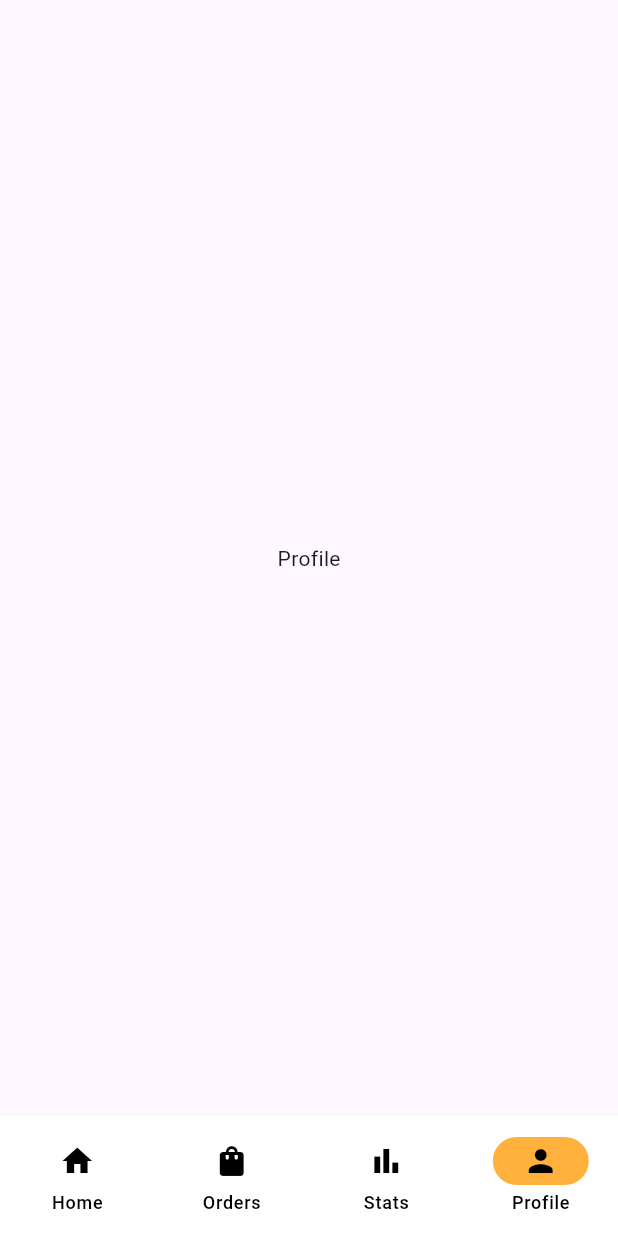
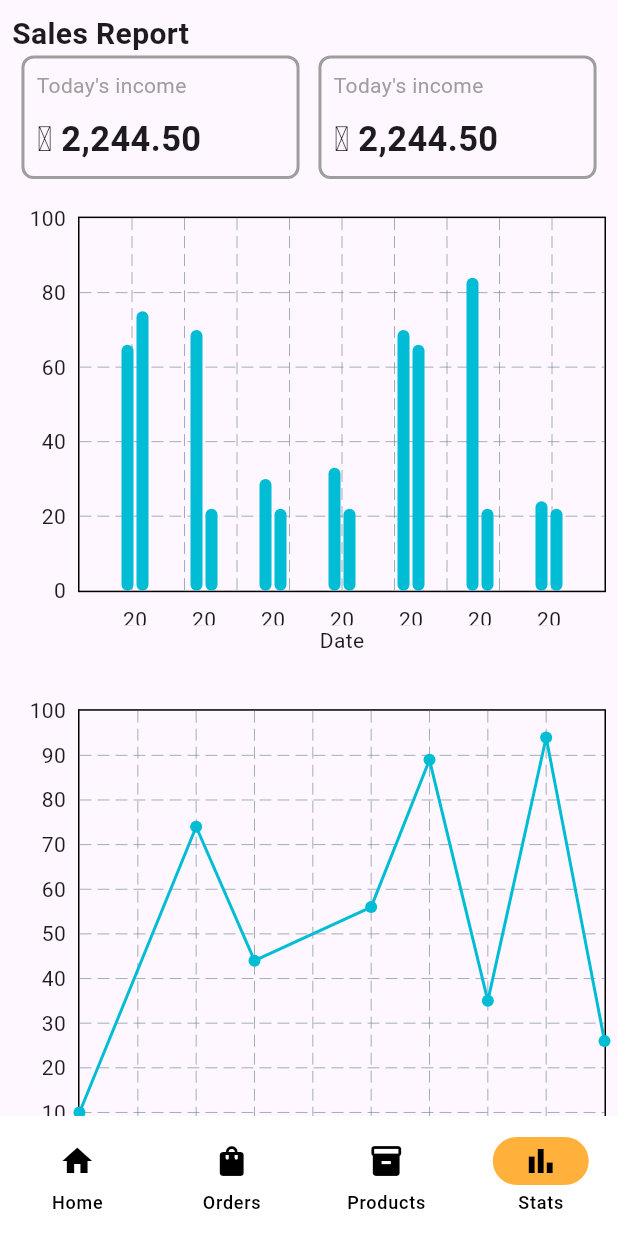
Before and after one commit to rans-rans/ai_store_admin, a Flutter app: the screen it shows after launch, item 4 of the bottom bar chosen, on a phone screen of 412 x 824 dp. Run offline on Flutter 3.47's test engine with Material 3 defaults, Android fonts, the phone set to English and light mode, and no system bars; drawn by our look-alikes of fl_chart.

Commit message:
added statistics ui

```diff
--- a/lib/src/view/pages/home_controller_page.dart
+++ b/lib/src/view/pages/home_controller_page.dart
@@ -2,6 +2,7 @@ import 'package:flutter/material.dart';
 
 import 'homepage.dart';
 import 'orders_page.dart';
+import 'statistics_page.dart';
 
 class HomeControllerPage extends StatefulWidget {
   const HomeControllerPage({super.key});
@@ -16,14 +17,14 @@ class _HomeControllerPageState extends State<HomeControllerPage> {
   final bottomNavPages = [
     const Homepage(),
     const ProductsPage(),
-    const Center(child: Text('Statistics')),
-    const Center(child: Text('Profile')),
+    const Center(child: Text('Products')),
+    const StatisticsPage(),
   ];
   final bottomNavDestinations = const [
     NavigationDestination(icon: Icon(Icons.home), label: "Home"),
     NavigationDestination(icon: Icon(Icons.shopping_bag), label: "Orders"),
+    NavigationDestination(icon: Icon(Icons.inventory), label: "Products"),
     NavigationDestination(icon: Icon(Icons.bar_chart), label: "Stats"),
-    NavigationDestination(icon: Icon(Icons.person), label: "Profile"),
   ];
 
   @override
--- /dev/null
+++ b/lib/src/view/pages/statistics_page.dart
@@ -0,0 +1,199 @@
+import 'package:fl_chart/fl_chart.dart';
+import 'package:flutter/material.dart';
+
+import '../widgets/homepage/today_info_card.dart';
+
+class StatisticsPage extends StatefulWidget {
+  const StatisticsPage({super.key});
+
+  @override
+  State<StatisticsPage> createState() => _StatisticsPageState();
+}
+
+class _StatisticsPageState extends State<StatisticsPage> {
+  @override
+  Widget build(BuildContext context) {
+    final screenSize = MediaQuery.sizeOf(context);
+    return SingleChildScrollView(
+      child: SafeArea(
+        child: Padding(
+          padding: const EdgeInsets.all(8.0),
+          child: Column(
+            crossAxisAlignment: CrossAxisAlignment.start,
+            children: [
+              const Text(
+                "Sales Report",
+                style: TextStyle(
+                  fontWeight: FontWeight.bold,
+                  fontSize: 20,
+                ),
+              ),
+              const Row(
+                mainAxisAlignment: MainAxisAlignment.spaceAround,
+                children: [
+                  //TODO today's income and orders here
+                  TodayInfoCard(),
+                  TodayInfoCard(),
+                ],
+              ),
+              const SizedBox(height: 25),
+              //TODO income/sales for last 7days here
+              SizedBox(
+                height: screenSize.height * 0.35,
+                width: double.infinity,
+                child: BarChart(
+                  BarChartData(
+                    maxY: 100,
+                    minY: 0,
+                    titlesData: const FlTitlesData(
+                      topTitles: AxisTitles(
+                        sideTitles: SideTitles(showTitles: false),
+                      ),
+                      rightTitles: AxisTitles(
+                        sideTitles: SideTitles(showTitles: false),
+                      ),
+                      bottomTitles: AxisTitles(
+                        sideTitles: SideTitles(showTitles: true),
+                        axisNameWidget: Text("Date"),
+                      ),
+                    ),
+                    barTouchData: BarTouchData(),
+                    barGroups: [
+                      BarChartGroupData(x: 20, barRods: [
+                        BarChartRodData(toY: 66),
+                        BarChartRodData(toY: 75),
+                      ]),
+                      BarChartGroupData(x: 20, barRods: [
+                        BarChartRodData(toY: 70),
+                        BarChartRodData(toY: 22),
+                      ]),
+                      BarChartGroupData(x: 20, barRods: [
+                        BarChartRodData(toY: 30),
+                        BarChartRodData(toY: 22),
+                      ]),
+                      BarChartGroupData(x: 20, barRods: [
+                        BarChartRodData(toY: 33),
+                        BarChartRodData(toY: 22),
+                      ]),
+                      BarChartGroupData(x: 20, barRods: [
+                        BarChartRodData(toY: 70),
+                        BarChartRodData(toY: 66),
+                      ]),
+                      BarChartGroupData(x: 20, barRods: [
+                        BarChartRodData(toY: 84),
+                        BarChartRodData(toY: 22),
+                      ]),
+                      BarChartGroupData(x: 20, barRods: [
+                        BarChartRodData(toY: 24),
+                        BarChartRodData(toY: 22),
+                      ]),
+                    ],
+                  ),
+                ),
+              ),
+              const SizedBox(height: 40),
+              //TODO  number of orders here
+              SizedBox(
+                height: screenSize.height * 0.4,
+                child: LineChart(
+                  LineChartData(
+                    maxY: 100,
+                    minY: 0,
+                    minX: 0,
+                    titlesData: const FlTitlesData(
+                      topTitles:
+                          AxisTitles(sideTitles: SideTitles(showTitles: false)),
+                      rightTitles:
+                          AxisTitles(sideTitles: SideTitles(showTitles: false)),
+                    ),
+                    lineBarsData: [
+                      LineChartBarData(
+                        spots: [
+                          const FlSpot(0, 10),
+                          const FlSpot(2, 74),
+                          const FlSpot(3, 44),
+                          const FlSpot(5, 56),
+                          const FlSpot(6, 89),
+                          const FlSpot(7, 35),
+                          const FlSpot(8, 94),
+                          const FlSpot(9, 26),
+                        ],
+                      ),
+                    ],
+                  ),
+                ),
+              ),
+              //TODO show sales here
+              SizedBox(
+                height: screenSize.height * 0.4,
+                child: LineChart(
+                  LineChartData(
+                    maxY: 100,
+                    minY: 0,
+                    minX: 0,
+                    titlesData: const FlTitlesData(
+                      topTitles:
+                          AxisTitles(sideTitles: SideTitles(showTitles: false)),
+                      rightTitles:
+                          AxisTitles(sideTitles: SideTitles(showTitles: false)),
+                    ),
+                    lineBarsData: [
+                      LineChartBarData(
+                        spots: [
+                          const FlSpot(0, 10),
+                          const FlSpot(2, 74),
+                          const FlSpot(3, 44),
+                          const FlSpot(5, 56),
+                          const FlSpot(6, 89),
+                          const FlSpot(7, 35),
+                          const FlSpot(8, 94),
+                          const FlSpot(9, 26),
+                        ],
+                      ),
+                    ],
+                  ),
+                ),
+              ),
+              //TODO sales by category
+              Row(
+                mainAxisAlignment: MainAxisAlignment.spaceEvenly,
+                children: [
+                  //TODO  sales by categories here
+                  SizedBox(
+                    height: screenSize.height * 0.3,
+                    width: screenSize.width * 0.45,
+                    child: PieChart(
+                      PieChartData(
+                        sections: [
+                          PieChartSectionData(value: 10),
+                          PieChartSectionData(value: 20),
+                          PieChartSectionData(value: 11),
+                          PieChartSectionData(value: 23),
+                        ],
+                      ),
+                    ),
+                  ),
+                  //TODO  number by categories here
+                  SizedBox(
+                    height: screenSize.height * 0.3,
+                    width: screenSize.width * 0.45,
+                    child: PieChart(
+                      PieChartData(
+                        sections: [
+                          PieChartSectionData(value: 10),
+                          PieChartSectionData(value: 20),
+                          PieChartSectionData(value: 11),
+                          PieChartSectionData(value: 23),
+                        ],
+                      ),
+                    ),
+                  ),
+                ],
+              ),
+            ],
+          ),
+        ),
+      ),
+    );
+  }
+}
--- a/lib/src/view/widgets/orders_page/orders_list.dart
+++ b/lib/src/view/widgets/orders_page/orders_list.dart
@@ -17,7 +17,7 @@ class OrdersList extends StatelessWidget {
         itemBuilder: (context, index) {
           return ListTile(
             leading: CircleAvatar(
-              backgroundColor: Theme.of(context).primaryColor,
+              backgroundColor: Colors.grey.shade300,
               child: const Icon(Icons.person_2),
             ),
             //TODO customer name over here
--- a/pubspec.yaml
+++ b/pubspec.yaml
@@ -40,6 +40,7 @@ dependencies:
   shared_preferences: ^2.2.3
   camera: ^0.10.6
   permission_handler: ^11.3.1
+  fl_chart: ^0.68.0
 
 dev_dependencies:
   flutter_test:
```
Also changed, not shown: pubspec.lock.
